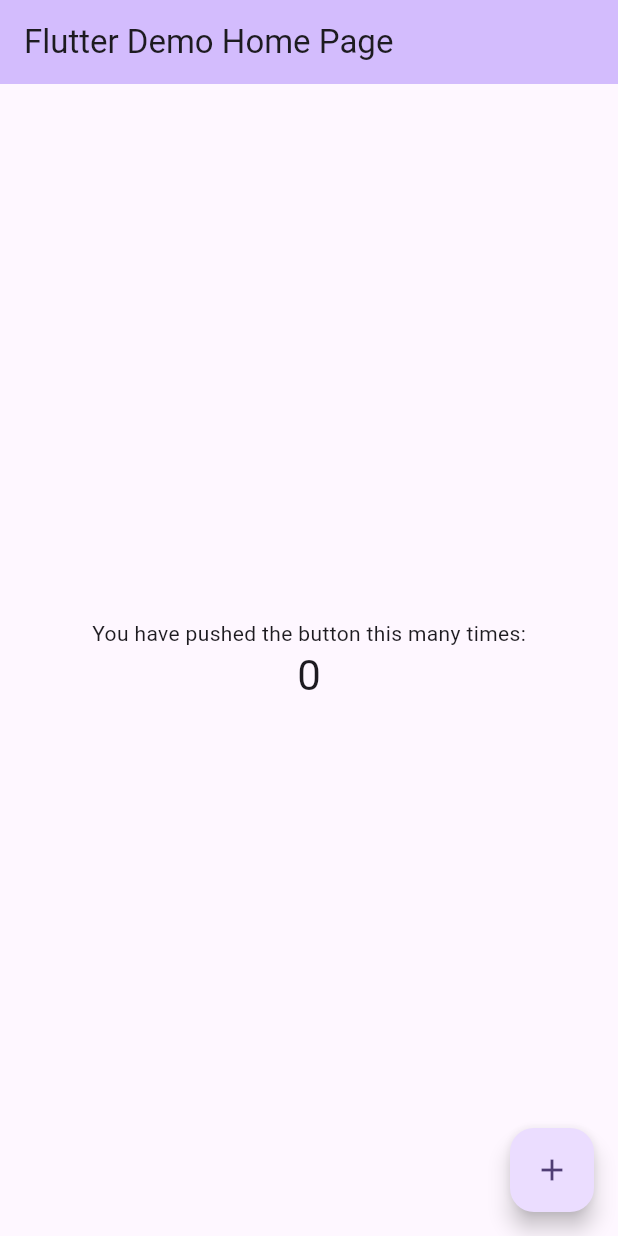
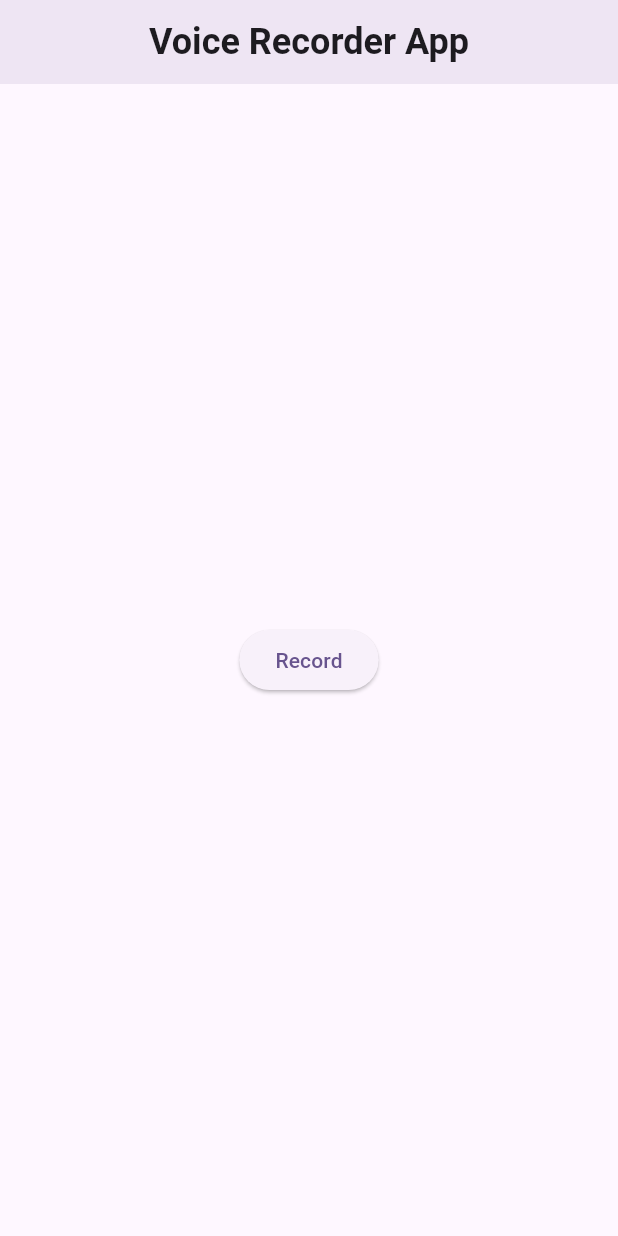
Before and after one commit to hAsiBuL231/VoiceRecorderApp, a Flutter app: the screen it shows after launch, on a phone screen of 412 x 824 dp. Run offline on Flutter 3.47's test engine with Material 3 defaults, Android fonts, the phone set to English and light mode, and no system bars; our stand-ins replace flutter_riverpod, get_it.

Commit message:
Architecture & Design-system Setup:
Architecture Details:
 - organized code into core and feature directories
 - dependency injection setup with GetIt
 - basic Riverpod dependencies
 - updated main app to initialize DI and wrap app with ProviderScope

Reusable components:
 - UI kit widgets: PrimaryButton
 - Theme: AppTheme(lightTheme), AppTextStyles(title, body)

```diff
--- /dev/null
+++ b/lib/core/theme/app_theme.dart
@@ -0,0 +1,14 @@
+import 'package:flutter/material.dart';
+import 'text_styles.dart';
+
+class AppTheme {
+  static ThemeData get lightTheme => ThemeData(
+    colorSchemeSeed: Colors.deepPurple,
+    useMaterial3: true,
+    typography: Typography.material2021(),
+    textTheme: const TextTheme(
+      titleLarge: AppTextStyles.title,
+      bodyMedium: AppTextStyles.body,
+    ),
+  );
+}
--- /dev/null
+++ b/lib/core/theme/text_styles.dart
@@ -0,0 +1,12 @@
+import 'package:flutter/material.dart';
+
+class AppTextStyles {
+  static const TextStyle title = TextStyle(
+    fontSize: 24,
+    fontWeight: FontWeight.bold,
+  );
+
+  static const TextStyle body = TextStyle(
+    fontSize: 16,
+  );
+}
--- /dev/null
+++ b/lib/core/ui_kit/primary_button.dart
@@ -0,0 +1,28 @@
+import 'package:flutter/material.dart';
+
+class PrimaryButton extends StatelessWidget {
+  final VoidCallback? onPressed;
+  final Widget child;
+  final bool isLoading;
+
+  const PrimaryButton({
+    super.key,
+    required this.onPressed,
+    required this.child,
+    this.isLoading = false,
+  });
+
+  @override
+  Widget build(BuildContext context) {
+    return ElevatedButton(
+      onPressed: isLoading ? null : onPressed,
+      child: isLoading
+          ? const SizedBox(
+        width: 16,
+        height: 16,
+        child: CircularProgressIndicator(strokeWidth: 2),
+      )
+          : child,
+    );
+  }
+}
--- /dev/null
+++ b/lib/features/home_screen.dart
@@ -0,0 +1,19 @@
+import 'package:flutter/material.dart';
+
+import '../core/ui_kit/primary_button.dart';
+
+class HomeScreen extends StatelessWidget {
+  const HomeScreen({super.key});
+
+  @override
+  Widget build(BuildContext context) {
+    return SafeArea(
+      child: Scaffold(
+        appBar: AppBar(title: Text("Voice Recorder App"), centerTitle: true, elevation: 6),
+        body: Center(
+          child: PrimaryButton(onPressed: () {}, child: const Text('Record')),
+        ),
+      ),
+    );
+  }
+}
--- /dev/null
+++ b/lib/features/notes/domain/note_repository.dart
@@ -0,0 +1,5 @@
+import '../../../model/notes.dart';
+
+abstract class NoteRepository {
+  Future<void> addNote(Notes note);
+}
--- /dev/null
+++ b/lib/features/notes/presentation/note_provider.dart
@@ -0,0 +1,5 @@
+import '../../../model/notes.dart';
+
+abstract class NoteRepository {
+  Future<void> addNote(Notes note);
+}
--- /dev/null
+++ b/lib/features/recording/data/recording_repository_implementation.dart
@@ -0,0 +1,9 @@
+import '../../../model/records.dart';
+import '../domain/recording_repository.dart';
+
+class RecordingRepositoryImpl implements RecordingRepository {
+  @override
+  Future<void> saveRecord(Records record) async {
+    // TODO: implement persistence logic
+  }
+}
--- /dev/null
+++ b/lib/features/recording/domain/recording_repository.dart
@@ -0,0 +1,5 @@
+import '../../../model/records.dart';
+
+abstract class RecordingRepository {
+  Future<void> saveRecord(Records record);
+}
--- /dev/null
+++ b/lib/features/recording/presentation/recording_provider.dart
@@ -0,0 +1,3 @@
+import 'package:flutter_riverpod/flutter_riverpod.dart';
+
+final recordingProvider = Provider((ref) => 'recording');
--- a/lib/main.dart
+++ b/lib/main.dart
@@ -1,122 +1,25 @@
 import 'package:flutter/material.dart';
+import 'package:flutter_riverpod/flutter_riverpod.dart';
+import 'core/di/injection.dart';
+import 'core/theme/app_theme.dart';
+import 'features/home_screen.dart';
 
-void main() {
-  runApp(const MyApp());
+Future<void> main() async {
+  WidgetsFlutterBinding.ensureInitialized();
+  configureDependencies();
+  runApp(const ProviderScope(child: MyApp()));
 }
 
 class MyApp extends StatelessWidget {
   const MyApp({super.key});
 
-  // This widget is the root of your application.
   @override
   Widget build(BuildContext context) {
     return MaterialApp(
-      title: 'Flutter Demo',
-      theme: ThemeData(
-        // This is the theme of your application.
-        //
-        // TRY THIS: Try running your application with "flutter run". You'll see
-        // the application has a purple toolbar. Then, without quitting the app,
-        // try changing the seedColor in the colorScheme below to Colors.green
-        // and then invoke "hot reload" (save your changes or press the "hot
-        // reload" button in a Flutter-supported IDE, or press "r" if you used
-        // the command line to start the app).
-        //
-        // Notice that the counter didn't reset back to zero; the application
-        // state is not lost during the reload. To reset the state, use hot
-        // restart instead.
-        //
-        // This works for code too, not just values: Most code changes can be
-        // tested with just a hot reload.
-        colorScheme: ColorScheme.fromSeed(seedColor: Colors.deepPurple),
-      ),
-      home: const MyHomePage(title: 'Flutter Demo Home Page'),
+      debugShowCheckedModeBanner: false,
+      title: 'Voice Recorder App',
+      theme: AppTheme.lightTheme,
+      home: const HomeScreen(),
     );
   }
 }
-
-class MyHomePage extends StatefulWidget {
-  const MyHomePage({super.key, required this.title});
-
-  // This widget is the home page of your application. It is stateful, meaning
-  // that it has a State object (defined below) that contains fields that affect
-  // how it looks.
-
-  // This class is the configuration for the state. It holds the values (in this
-  // case the title) provided by the parent (in this case the App widget) and
-  // used by the build method of the State. Fields in a Widget subclass are
-  // always marked "final".
-
-  final String title;
-
-  @override
-  State<MyHomePage> createState() => _MyHomePageState();
-}
-
-class _MyHomePageState extends State<MyHomePage> {
-  int _counter = 0;
-
-  void _incrementCounter() {
-    setState(() {
-      // This call to setState tells the Flutter framework that something has
-      // changed in this State, which causes it to rerun the build method below
-      // so that the display can reflect the updated values. If we changed
-      // _counter without calling setState(), then the build method would not be
-      // called again, and so nothing would appear to happen.
-      _counter++;
-    });
-  }
-
-  @override
-  Widget build(BuildContext context) {
-    // This method is rerun every time setState is called, for instance as done
-    // by the _incrementCounter method above.
-    //
-    // The Flutter framework has been optimized to make rerunning build methods
-    // fast, so that you can just rebuild anything that needs updating rather
-    // than having to individually change instances of widgets.
-    return Scaffold(
-      appBar: AppBar(
-        // TRY THIS: Try changing the color here to a specific color (to
-        // Colors.amber, perhaps?) and trigger a hot reload to see the AppBar
-        // change color while the other colors stay the same.
-        backgroundColor: Theme.of(context).colorScheme.inversePrimary,
-        // Here we take the value from the MyHomePage object that was created by
-        // the App.build method, and use it to set our appbar title.
-        title: Text(widget.title),
-      ),
-      body: Center(
-        // Center is a layout widget. It takes a single child and positions it
-        // in the middle of the parent.
-        child: Column(
-          // Column is also a layout widget. It takes a list of children and
-          // arranges them vertically. By default, it sizes itself to fit its
-          // children horizontally, and tries to be as tall as its parent.
-          //
-          // Column has various properties to control how it sizes itself and
-          // how it positions its children. Here we use mainAxisAlignment to
-          // center the children vertically; the main axis here is the vertical
-          // axis because Columns are vertical (the cross axis would be
-          // horizontal).
-          //
-          // TRY THIS: Invoke "debug painting" (choose the "Toggle Debug Paint"
-          // action in the IDE, or press "p" in the console), to see the
-          // wireframe for each widget.
-          mainAxisAlignment: MainAxisAlignment.center,
-          children: <Widget>[
-            const Text('You have pushed the button this many times:'),
-            Text(
-              '$_counter',
-              style: Theme.of(context).textTheme.headlineMedium,
-            ),
-          ],
-        ),
-      ),
-      floatingActionButton: FloatingActionButton(
-        onPressed: _incrementCounter,
-        tooltip: 'Increment',
-        child: const Icon(Icons.add),
-      ), // This trailing comma makes auto-formatting nicer for build methods.
-    );
-  }
-}
--- /dev/null
+++ b/lib/model/notes.dart
@@ -0,0 +1,4 @@
+class Notes {
+  final String text;
+  const Notes(this.text);
+}
--- /dev/null
+++ b/lib/model/records.dart
@@ -0,0 +1,4 @@
+class Records {
+  final String path;
+  Records(this.path);
+}
```
Also changed, not shown: lib/core/di/injection.dart (added, +7 -0 lines), lib/features/notes/data/note_repository_implementation.dart (added, +9 -0 lines), pubspec.yaml (+4 -66 lines), pubspec.lock.
